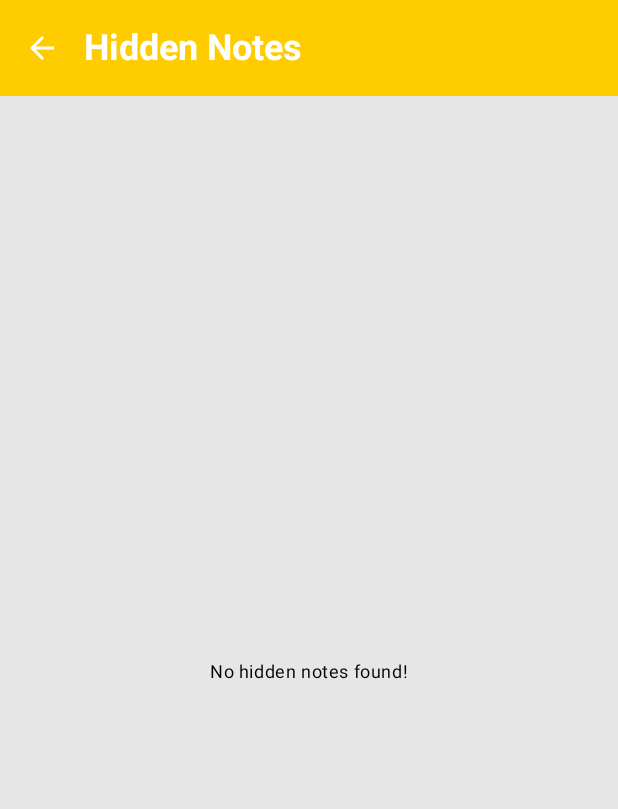
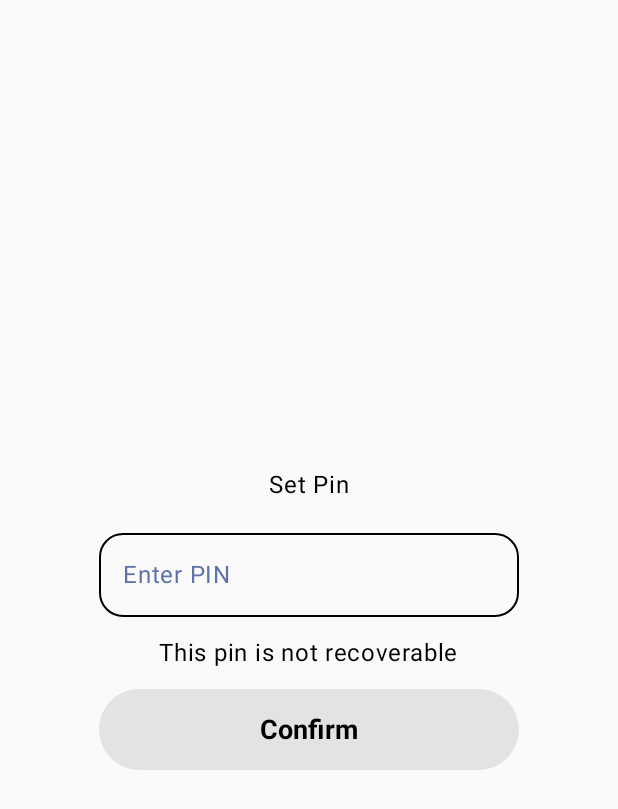
Before and after one commit to AditiSingh-05/Authentication, an Android app built with Jetpack Compose: the SettingsScreen screen opened through its navigation route, after a tap on "Hidden Notes", on a phone screen of 412 x 824 dp. Shown: the top 809 px of the screen. Run offline under Robolectric (Android 15) with nearby library versions, the phone set to English and light mode, and no system bars; our stand-ins replace Firebase (no records; nobody signed in at launch, a user with empty details on screens opened directly), livedata-compose.

Commit message:
Updated pi

```diff
--- a/app/build.gradle.kts
+++ b/app/build.gradle.kts
@@ -76,6 +76,6 @@ dependencies {
     androidTestImplementation(libs.androidx.ui.test.junit4)
     debugImplementation(libs.androidx.ui.tooling)
     debugImplementation(libs.androidx.ui.test.manifest)
-    implementation("com.github.haoxiqiang:patternlockview:1.1.1")
+//    implementation("com.github.amirhwsyn:WPatternLock:5.0.0") //
 
 }
--- a/app/src/main/java/com/example/authentication/AppScreens.kt
+++ b/app/src/main/java/com/example/authentication/AppScreens.kt
@@ -9,4 +9,6 @@ sealed class AppScreens(val route : String) {
     object SettingsScreen : AppScreens("settingscreen")
     object ViewNoteScreen : AppScreens("viewnotescreen")
     object HiddenNotesScreen : AppScreens("hiddennotescreen")
+    object VerifyPinScreen : AppScreens("verifypinscreen")
+    object SetPinScreen : AppScreens("setpinscreen")
 }
--- a/app/src/main/java/com/example/authentication/MainActivity.kt
+++ b/app/src/main/java/com/example/authentication/MainActivity.kt
@@ -20,8 +20,9 @@ class MainActivity : ComponentActivity() {
                 val navController = rememberNavController()
                 val authViewModel: AuthViewModel = viewModel()
                 val notesViewModel: NotesViewModel = viewModel()
+                val pinViewModel :PinViewModel= viewModel()
                 val isHidden = false
-                NavGraph(navController, authViewModel = authViewModel,notesViewModel = notesViewModel, isHidden = isHidden)
+                NavGraph(navController, authViewModel = authViewModel, pinViewModel = pinViewModel,notesViewModel = notesViewModel, isHidden = isHidden)
             }
         }
     }
--- a/app/src/main/java/com/example/authentication/NavGraph.kt
+++ b/app/src/main/java/com/example/authentication/NavGraph.kt
@@ -10,15 +10,17 @@ import com.example.authentication.screens.EditNoteScreen
 import com.example.authentication.screens.HiddenNotesScreen
 import com.example.authentication.screens.HomeScreen
 import com.example.authentication.screens.LoginScreen
+import com.example.authentication.screens.SetPinScreen
 import com.example.authentication.screens.SettingsScreen
 import com.example.authentication.screens.SignupScreen
 import com.example.authentication.screens.SplashScreen
+import com.example.authentication.screens.VerifyPinScreen
 import com.example.authentication.screens.ViewNoteScreen
 import np.com.bimalkafle.firebaseauthdemoapp.AuthViewModel
 
 @Composable
 
-fun NavGraph(navController: NavController,authViewModel: AuthViewModel,notesViewModel: NotesViewModel,isHidden : Boolean){
+fun NavGraph(navController: NavController,authViewModel: AuthViewModel,notesViewModel: NotesViewModel,isHidden : Boolean,pinViewModel: PinViewModel){
     val navController = rememberNavController()
 
     val startDestination = if (authViewModel.isUserLoggedIn() != null) {
@@ -56,7 +58,13 @@ fun NavGraph(navController: NavController,authViewModel: AuthViewModel,notesView
 
         }
         composable(AppScreens.SettingsScreen.route){
-            SettingsScreen(navController,authViewModel)
+            SettingsScreen(navController,authViewModel, pinViewModel)
+        }
+        composable(AppScreens.VerifyPinScreen.route){
+            VerifyPinScreen(navController,pinViewModel,authViewModel)
+        }
+        composable(AppScreens.SetPinScreen.route){
+            SetPinScreen(navController,pinViewModel,authViewModel)
         }
 
     }
--- /dev/null
+++ b/app/src/main/java/com/example/authentication/PinViewModel.kt
@@ -0,0 +1,61 @@
+package com.example.authentication
+
+import androidx.lifecycle.LiveData
+import androidx.lifecycle.MutableLiveData
+import androidx.lifecycle.ViewModel
+import com.google.firebase.auth.FirebaseAuth
+import com.google.firebase.firestore.FirebaseFirestore
+import com.google.firebase.firestore.SetOptions
+
+
+data class Pin( var userID:String = "",val pin : String = "")
+
+class PinViewModel : ViewModel() {
+
+    private val auth = FirebaseAuth.getInstance()
+    private val firestore = FirebaseFirestore.getInstance()
+
+    private val _pin = MutableLiveData<Pin>()
+    val pin : LiveData<Pin> get()= _pin
+
+    fun setPin(pinValue: String, onComplete: (Boolean) -> Unit) {
+        val userId = auth.currentUser?.uid ?: return
+        val pinData = hashMapOf("pin" to pinValue)
+
+        firestore.collection("users")
+            .document(userId)
+            .set(pinData, SetOptions.merge())
+            .addOnSuccessListener { onComplete(true) }
+            .addOnFailureListener { onComplete(false) }
+    }
+
+    fun fetchPin(){
+
+    }
+
+    fun ifPinExists(onResult: (Boolean) -> Unit){
+        val userId = auth.currentUser?.uid ?: return
+        firestore.collection("users").document(userId).get()
+            .addOnSuccessListener { document ->
+                onResult(document.contains("pin"))
+            }
+    }
+
+    fun verifyPin(enteredPin: String, onResult: (Boolean) -> Unit) {
+        val userId = auth.currentUser?.uid ?: return
+        val pinRef = firestore.collection("users").document(userId)
+
+        pinRef.get().addOnSuccessListener { documents ->
+            if (documents.exists()) {
+                val savedPin = documents.getString("pin") ?: ""
+                onResult(enteredPin == savedPin)
+            } else {
+                onResult(false) // No PIN found
+            }
+        }.addOnFailureListener {
+            onResult(false) // Firestore error
+        }
+    }
+
+
+}
--- a/app/src/main/java/com/example/authentication/screens/HomeScreen.kt
+++ b/app/src/main/java/com/example/authentication/screens/HomeScreen.kt
@@ -204,7 +204,7 @@ fun NoteItem(
                         offsetX = 0f
                     },
                     onHorizontalDrag = {
-                        _,dragAmount ->
+                            _,dragAmount ->
                         offsetX += dragAmount
                     }
                 )
--- /dev/null
+++ b/app/src/main/java/com/example/authentication/screens/SetPinScreen.kt
@@ -0,0 +1,102 @@
+package com.example.authentication.screens
+
+import androidx.compose.foundation.layout.Arrangement
+import androidx.compose.foundation.layout.Column
+import androidx.compose.foundation.layout.Spacer
+import androidx.compose.foundation.layout.fillMaxSize
+import androidx.compose.foundation.layout.height
+import androidx.compose.foundation.layout.width
+import androidx.compose.foundation.shape.RoundedCornerShape
+import androidx.compose.foundation.text.KeyboardOptions
+import androidx.compose.material3.Button
+import androidx.compose.material3.ButtonDefaults
+import androidx.compose.material3.MaterialTheme
+import androidx.compose.material3.OutlinedTextField
+import androidx.compose.material3.OutlinedTextFieldDefaults
+import androidx.compose.material3.Text
+import androidx.compose.material3.TextField
+import androidx.compose.runtime.Composable
+import androidx.compose.runtime.getValue
+import androidx.compose.runtime.mutableStateOf
+import androidx.compose.runtime.remember
+import androidx.compose.runtime.setValue
+import androidx.compose.ui.Alignment
+import androidx.compose.ui.Modifier
+import androidx.compose.ui.text.font.FontWeight
+import androidx.compose.ui.text.input.KeyboardType
+import androidx.compose.ui.text.input.PasswordVisualTransformation
+import androidx.compose.ui.unit.dp
+import androidx.compose.ui.unit.sp
+import androidx.lifecycle.viewmodel.compose.viewModel
+import androidx.navigation.NavController
+import com.example.authentication.AppScreens
+import com.example.authentication.Pin
+import com.example.authentication.PinViewModel
+import np.com.bimalkafle.firebaseauthdemoapp.AuthViewModel
+
+@Composable
+fun SetPinScreen(navController: NavController, pinViewModel: PinViewModel, authViewModel: AuthViewModel) {
+    var pin by remember { mutableStateOf("") }
+    var isLoading by remember { mutableStateOf(false) }
+
+    val colors = MaterialTheme.colorScheme
+
+
+    Column(
+        modifier = Modifier.fillMaxSize(),
+        verticalArrangement = Arrangement.Center,
+        horizontalAlignment = Alignment.CenterHorizontally
+    ) {
+        Text("Set Pin")
+        Spacer(modifier = Modifier.height(12.dp))
+
+
+        OutlinedTextField(
+            value = pin,
+            singleLine = true,
+            onValueChange = { newText ->
+                if (newText.length <= 4 && newText.all { it.isDigit() }) {
+                    pin = newText
+                }
+            },
+            keyboardOptions = KeyboardOptions.Default.copy(
+                keyboardType = KeyboardType.Number
+            ),
+            visualTransformation = PasswordVisualTransformation(),
+            label = { Text("Enter PIN",color = colors.tertiary) },
+            shape = RoundedCornerShape(16.dp),
+            colors = OutlinedTextFieldDefaults.colors(
+                focusedBorderColor = colors.tertiary,
+                unfocusedBorderColor = colors.onSecondary,
+                cursorColor = colors.onSecondary,
+                focusedLabelColor = colors.onSecondary
+            )
+        )
+        Spacer(modifier = Modifier.height(12.dp))
+
+        Text("This pin is not recoverable")
+        Spacer(modifier = Modifier.height(12.dp))
+
+        Button(
+            onClick = {
+                if (pin.length == 4) {
+                    isLoading = true
+                    pinViewModel.setPin(pin) { success ->
+                        isLoading = false
+                        if (success) {
+                            navController.navigate(AppScreens.HomeScreen.route)
+                        }
+                    }
+                }
+            },
+            enabled = pin.length == 4 && !isLoading,
+            modifier = Modifier.height(54.dp).width(280.dp),
+            colors = ButtonDefaults.buttonColors(containerColor = colors.tertiary)
+        ) {
+            Text(if (isLoading) "Saving..." else "Confirm",
+                fontSize = 18.sp,
+                fontWeight = FontWeight.Bold,
+                color =  colors.onSecondary)
+        }
+    }
+}
--- a/app/src/main/java/com/example/authentication/screens/SettingsScreen.kt
+++ b/app/src/main/java/com/example/authentication/screens/SettingsScreen.kt
@@ -1,5 +1,6 @@
 package com.example.authentication.screens
 
+import android.widget.Toast
 import androidx.compose.foundation.background
 import androidx.compose.foundation.clickable
 import androidx.compose.foundation.layout.Box
@@ -26,14 +27,17 @@ import androidx.compose.ui.Alignment
 import androidx.compose.ui.Modifier
 import androidx.compose.ui.unit.dp
 import androidx.compose.ui.unit.sp
+import androidx.lifecycle.viewmodel.compose.viewModel
 import androidx.navigation.NavController
 import com.example.authentication.AppScreens
+import com.example.authentication.PinViewModel
 import np.com.bimalkafle.firebaseauthdemoapp.AuthViewModel
 
 @OptIn(ExperimentalMaterial3Api::class)
 @Composable
-fun SettingsScreen(navController: NavController,authViewModel: AuthViewModel) {
+fun SettingsScreen(navController: NavController,authViewModel: AuthViewModel,pinViewModel: PinViewModel) {
     val colors = MaterialTheme.colorScheme
+
     Scaffold(
         topBar = {
             TopAppBar(
@@ -65,14 +69,15 @@ fun SettingsScreen(navController: NavController,authViewModel: AuthViewModel) {
         }
     ) { ScreenPadding ->
         Column(
-            modifier = Modifier.padding(ScreenPadding)
+            modifier = Modifier
+                .padding(ScreenPadding)
                 .background(
                     color = colors.secondary
                 ),
 
 
 
-        ) {
+            ) {
             Divider(thickness = 3.dp,
                 color = colors.primary)
             Box(
@@ -118,14 +123,22 @@ fun SettingsScreen(navController: NavController,authViewModel: AuthViewModel) {
                 modifier = Modifier
                     .fillMaxWidth()
                     .clickable {
-                        navController.navigate(AppScreens.HiddenNotesScreen.route)
+                        pinViewModel.ifPinExists { exists ->
+                            val message = if (exists) {
+                                navController.navigate((AppScreens.VerifyPinScreen.route))
+                            } else {
+                                navController.navigate((AppScreens.SetPinScreen.route))
+                            }
+
+                        }
                     }
                     .height(56.dp),
                 contentAlignment = Alignment.CenterStart
             ) {
                 Text(
                     "Hidden Notes", //can add touch actions laterr
-                    modifier = Modifier.padding(start = 28.dp),
+                    modifier = Modifier.padding(start = 28.dp)
+                    ,
                     fontSize = 24.sp
                 )
 
--- a/app/src/main/java/com/example/authentication/ui/theme/Theme.kt
+++ b/app/src/main/java/com/example/authentication/ui/theme/Theme.kt
@@ -10,7 +10,7 @@ private val DarkColorScheme = darkColorScheme(
     secondary = DarkGray,
     secondaryContainer = MoreDarkGray,
     onSecondary = White,
-    tertiary = DarkOrange,
+    tertiary = DarkBluish,
     onTertiary = White,
     onError = Red
 
@@ -21,7 +21,7 @@ private val LightColorScheme = lightColorScheme(
     secondary = White,
     secondaryContainer = DarkGray,
     onSecondary = Black,
-    tertiary = OrangeYellow,
+    tertiary = Bluish,
     onTertiary = White,
     onError = Red
     )
```
Also changed, not shown: app/src/main/java/com/example/authentication/screens/AddNoteScreen.kt (+39 -13 lines), app/src/main/java/com/example/authentication/screens/EditNoteScreen.kt (+14 -10 lines), app/src/main/java/com/example/authentication/screens/VerifyPinScreen.kt (added, +109 -0 lines), app/src/main/java/com/example/authentication/ui/theme/Color.kt (+10 -3 lines), app/src/main/java/com/example/authentication/screens/HiddenNotesScreen.kt (line endings or trailing spaces), settings.gradle.kts (line endings or trailing spaces).
